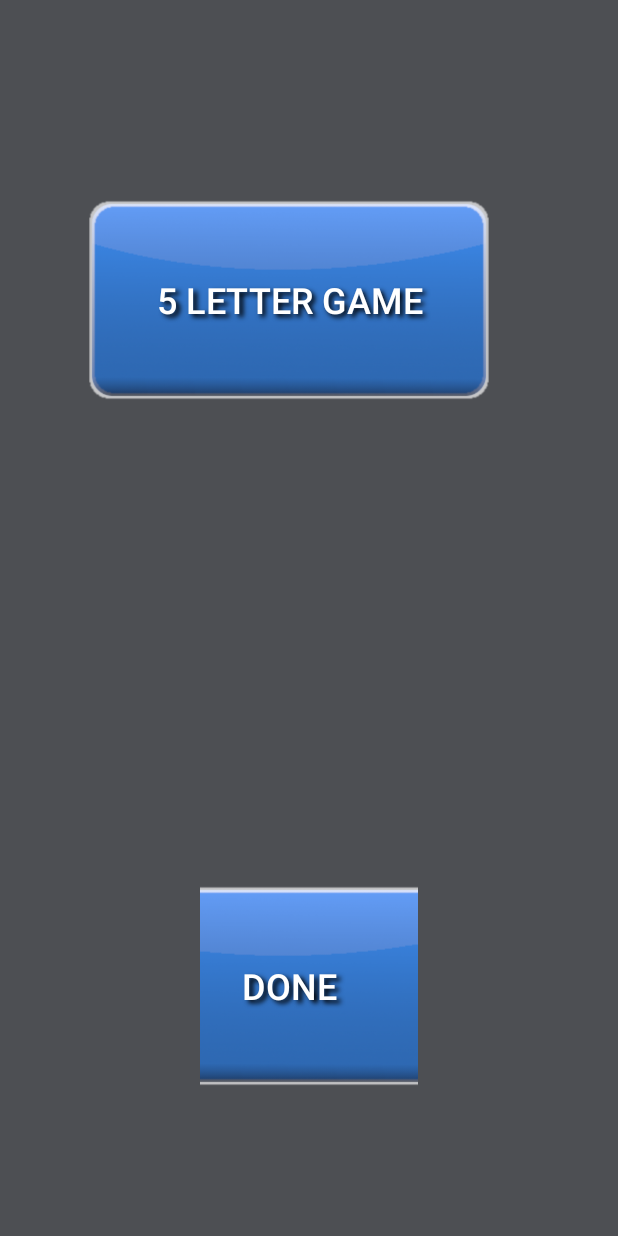
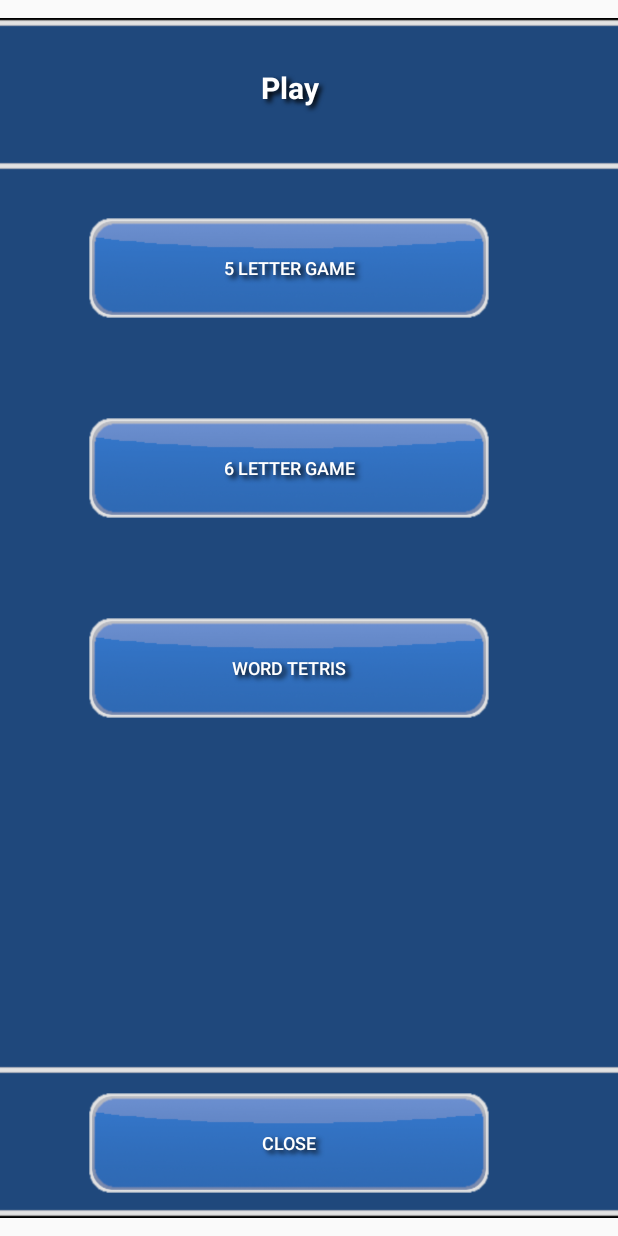
Before and after one commit to alexmarash/Kwordle, an Android app: the layout new_game_popup.xml on its own in the app's theme, with its tools: preview values and no code run, on a phone screen of 412 x 824 dp. Run offline under Robolectric (Android 15) with nearby library versions, the phone set to English and light mode, and no system bars.

Commit message:
Pop up graphics update

```diff
--- a/Kwordle/app/src/main/java/com/example/kwordle/NewGamePopUp.java
+++ b/Kwordle/app/src/main/java/com/example/kwordle/NewGamePopUp.java
@@ -5,12 +5,18 @@ import android.content.Intent;
 import android.os.Bundle;
 import android.util.DisplayMetrics;
 import android.view.View;
+import android.widget.Toast;
 
 public class NewGamePopUp extends Activity {
+
+    public String comingSoon;
+
     @Override
     protected void onCreate(Bundle savedInstantState) {
         super.onCreate(savedInstantState);
         setContentView(R.layout.new_game_popup);
+
+         comingSoon = getString(R.string.comingsoon);
 
         DisplayMetrics dm = new DisplayMetrics();
         getWindowManager().getDefaultDisplay().getMetrics(dm);
@@ -18,9 +24,9 @@ public class NewGamePopUp extends Activity {
         int width = dm.widthPixels;
         int height = dm.heightPixels;
 
-        getWindow().setLayout((int)(width * 0.6),(int)(height * 0.6));
-
-        }
+        //getWindow().setLayout((int)(width * 0.6),(int)(height * 0.6));
+        getWindow().setLayout((int) (800), (int) (1200));
+    }
 
 
     public void fiveLetterStart(View view) {
@@ -32,4 +38,11 @@ public class NewGamePopUp extends Activity {
         finish();
     }
 
+    public void sixLetterStart(View view) {
+        Toast.makeText(getApplicationContext(), comingSoon, Toast.LENGTH_LONG).show();
+    }
+
+    public void tetrisStart(View view) {
+        Toast.makeText(getApplicationContext(), comingSoon, Toast.LENGTH_LONG).show();
+    }
 }
--- /dev/null
+++ b/Kwordle/app/src/main/res/drawable/thin_button_selector.xml
@@ -0,0 +1,6 @@
+<?xml version="1.0" encoding="utf-8"?>
+<selector xmlns:android="http://schemas.android.com/apk/res/android">
+        <item android:state_pressed="true"
+            android:drawable="@drawable/pop_up_button_shadow" />
+    <item android:drawable="@drawable/pop_up_button" />
+</selector>
--- a/Kwordle/app/src/main/res/layout/new_game_popup.xml
+++ b/Kwordle/app/src/main/res/layout/new_game_popup.xml
@@ -2,29 +2,42 @@
 
 <RelativeLayout xmlns:android="http://schemas.android.com/apk/res/android"
     android:id="@+id/correctPop"
-    android:layout_width="match_parent"
-    android:layout_height="match_parent"
-    android:background="#EB3E4145">
+    android:layout_width="800px"
+    android:layout_height="1200px"
+    android:layout_gravity="center"
+    android:background="@drawable/pop_up_background"
+    android:gravity="center">
 
-    <LinearLayout
-        android:layout_width="match_parent"
-        android:layout_height="200px"
-        android:layout_gravity="bottom"
-        android:layout_marginTop="200px"
+    <TextView
+        android:layout_width="400px"
+        android:layout_height="100px"
+        android:layout_gravity="center_horizontal"
+        android:layout_marginTop="20px"
         android:gravity="center"
-        android:orientation="horizontal">
+        android:scaleType="fitXY"
+        android:shadowColor="@color/black"
+        android:shadowDx="3.5"
+        android:shadowDy="3.3"
+        android:shadowRadius="3.6"
+        android:text="@string/play"
+        android:textColor="@color/white"
+        android:textSize="20sp"
+        android:textStyle="bold" />
+
 
     <Button
         android:id="@+id/fiveLetterGame"
+        android:layout_alignParentTop="true"
+        android:layout_marginTop="200px"
         android:layout_width="400px"
-            android:layout_height="200px"
+        android:layout_height="100px"
         android:layout_gravity="center"
         android:layout_marginRight="40px"
-            android:autoSizeMaxTextSize="24sp"
-            android:autoSizeMinTextSize="12sp"
+        android:autoSizeMaxTextSize="12sp"
+        android:autoSizeMinTextSize="10sp"
         android:autoSizeStepGranularity="2sp"
         android:autoSizeTextType="uniform"
-            android:background="@drawable/open_large_selector"
+        android:background="@drawable/thin_button_selector"
         android:onClick="fiveLetterStart"
         android:paddingLeft="20px"
         android:paddingRight="20px"
@@ -36,30 +49,73 @@
         android:text="@string/newFiveLetter"
         android:textColor="@color/white"
         android:textSize="12sp" />
-    </LinearLayout>
 
-    <LinearLayout
-        android:layout_width="match_parent"
-        android:layout_height="200px"
-        android:layout_alignParentBottom="true"
-        android:layout_gravity="bottom"
-        android:layout_marginStart="200px"
-        android:layout_marginEnd="200px"
-        android:layout_marginBottom="100dp"
-        android:gravity="center"
-        android:orientation="horizontal">
+    <Button
+        android:id="@+id/sixLetterGame"
+        android:layout_width="400px"
+        android:layout_height="100px"
+        android:layout_below="@+id/fiveLetterGame"
+        android:layout_gravity="center"
+        android:layout_marginTop="100px"
+        android:layout_marginRight="40px"
+        android:autoSizeMaxTextSize="12sp"
+        android:autoSizeMinTextSize="10sp"
+        android:autoSizeStepGranularity="2sp"
+        android:autoSizeTextType="uniform"
+        android:background="@drawable/thin_button_selector"
+        android:onClick="sixLetterStart"
+        android:paddingLeft="20px"
+        android:paddingRight="20px"
+        android:scaleType="fitXY"
+        android:shadowColor="@color/black"
+        android:shadowDx="3.5"
+        android:shadowDy="3.3"
+        android:shadowRadius="3.6"
+        android:text="@string/newSixLetter"
+        android:textColor="@color/white"
+        android:textSize="12sp" />
+
+    <Button
+        android:id="@+id/wordTetrisGame"
+        android:layout_width="400px"
+        android:layout_height="100px"
+        android:layout_below="@+id/sixLetterGame"
+        android:layout_gravity="center"
+        android:layout_marginTop="100px"
+        android:layout_marginRight="40px"
+        android:autoSizeMaxTextSize="12sp"
+        android:autoSizeMinTextSize="10sp"
+        android:autoSizeStepGranularity="2sp"
+        android:autoSizeTextType="uniform"
+        android:background="@drawable/thin_button_selector"
+        android:onClick="tetrisStart"
+        android:paddingLeft="20px"
+        android:paddingRight="20px"
+        android:scaleType="fitXY"
+        android:shadowColor="@color/black"
+        android:shadowDx="3.5"
+        android:shadowDy="3.3"
+        android:shadowRadius="3.6"
+        android:text="@string/newTetris"
+        android:textColor="@color/white"
+        android:textSize="12sp" />
+
 
     <Button
         android:id="@+id/correctDone"
         android:layout_width="400px"
-            android:layout_height="200px"
+        android:layout_height="100px"
+        android:layout_alignParentBottom="true"
+        android:layout_marginBottom="25px"
         android:layout_gravity="center"
+        android:layout_marginTop="200px"
         android:layout_marginRight="40px"
-            android:autoSizeMaxTextSize="24sp"
-            android:autoSizeMinTextSize="12sp"
+
+        android:autoSizeMaxTextSize="12sp"
+        android:autoSizeMinTextSize="10sp"
         android:autoSizeStepGranularity="2sp"
         android:autoSizeTextType="uniform"
-            android:background="@drawable/open_large_selector"
+        android:background="@drawable/thin_button_selector"
         android:onClick="doneNewGameClick"
         android:paddingLeft="20px"
         android:paddingRight="20px"
@@ -68,9 +124,7 @@
         android:shadowDx="3.5"
         android:shadowDy="3.3"
         android:shadowRadius="3.6"
-            android:text="@string/correctDone"
+        android:text="@string/close"
         android:textColor="@color/white"
         android:textSize="12sp" />
-    </LinearLayout>
-
 </RelativeLayout>
--- a/Kwordle/app/src/main/res/values/strings.xml
+++ b/Kwordle/app/src/main/res/values/strings.xml
@@ -7,6 +7,8 @@
     <string name="correctAnswer">You are Correct!!!!\nThe answer was:</string>
     <string name="correctAnswer2">You finished in</string>
     <string name="correctDone">Done</string>
+    <string name="close">Close</string>
+    <string name="play">Play</string>
     <string name="answer">Answer goes here</string>
     <string name="answerTries">Answer goes here</string>
     <string name="wrongAnswer">Sorry you were wrong \n The answer was:</string>
@@ -43,4 +45,7 @@
     <string name="newPlayerEntry">New Player</string>
     <string name="submit">Submit</string>
     <string name="newFiveLetter">5 Letter Game</string>
+    <string name="newSixLetter">6 Letter Game</string>
+    <string name="newTetris">Word Tetris</string>
+    <string name="comingsoon">Coming Soon!!!</string>
 </resources>
```
Also changed, not shown: Kwordle/app/src/main/res/drawable/pop_up_background.png (added), Kwordle/app/src/main/res/drawable/pop_up_button.png (added), Kwordle/app/src/main/res/drawable/pop_up_button_shadow.png (added), 3 other files. Lines whose indentation alone changed are shown as unchanged.
